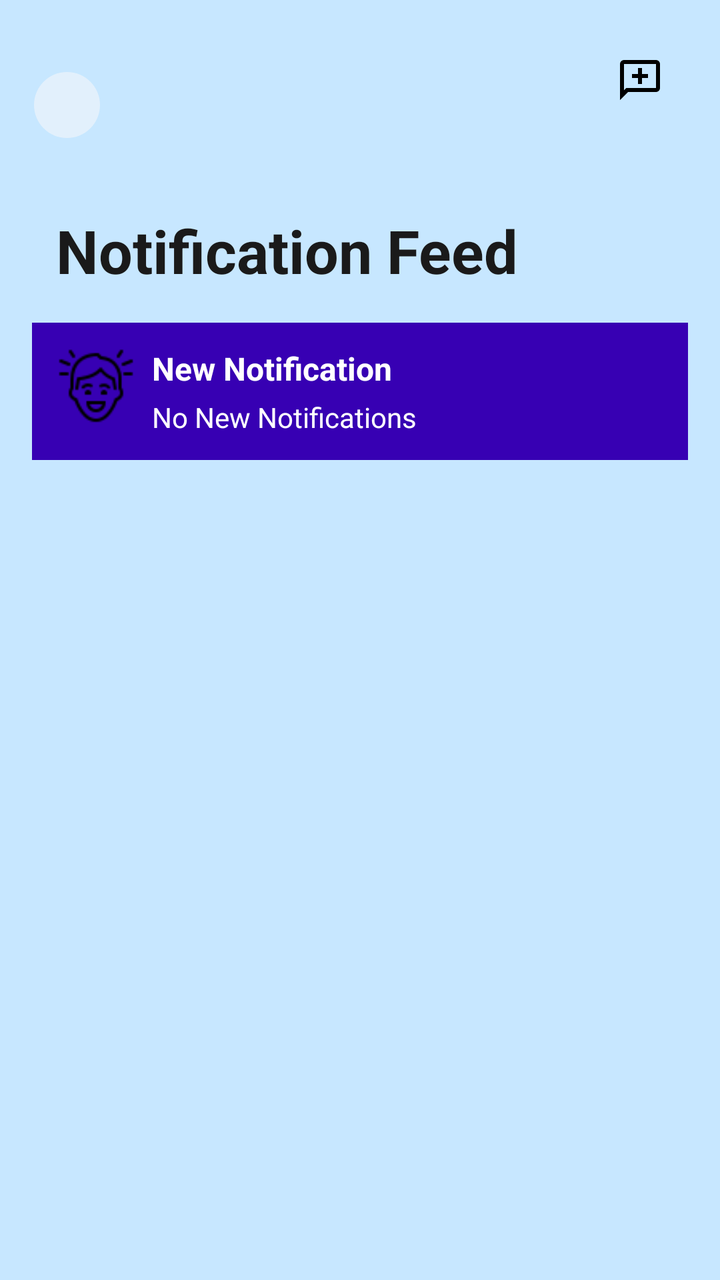
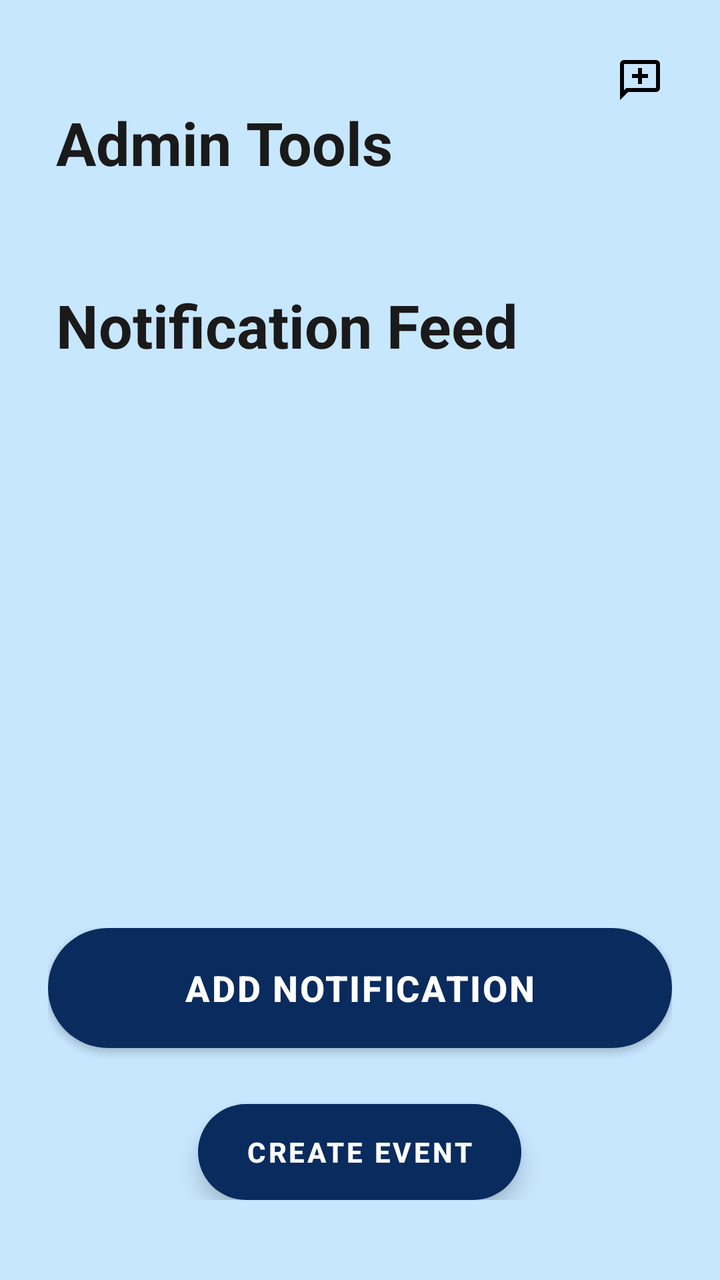

Compare the two renders of this Android layout. The source of the first and the diff that turns it into the second are given below.
<!-- AndroidManifest.xml: application theme Theme.NurtureNest -->
<!-- res/layout/fragment_admin_dashboard.xml -->
<androidx.constraintlayout.widget.ConstraintLayout
    xmlns:android="http://schemas.android.com/apk/res/android"
    xmlns:app="http://schemas.android.com/apk/res-auto"
    xmlns:tools="http://schemas.android.com/tools"
    android:layout_width="match_parent"
    android:layout_height="match_parent"
    android:background="?attr/colorBackground"
    tools:context=".fragments.AdminDashboardFragment">

    
    <androidx.constraintlayout.widget.ConstraintLayout
        android:id="@+id/main_content"
        android:layout_width="0dp"
        android:layout_height="0dp"
        app:layout_constraintTop_toTopOf="parent"
        app:layout_constraintBottom_toBottomOf="parent"
        app:layout_constraintStart_toStartOf="parent"
        app:layout_constraintEnd_toEndOf="parent">

        
        <View
            android:id="@+id/ellipse3"
            android:layout_width="33dp"
            android:layout_height="33dp"
            android:background="@drawable/circle_shape"
            app:layout_constraintStart_toStartOf="parent"
            app:layout_constraintTop_toTopOf="parent"
            android:layout_marginStart="17dp"
            android:layout_marginTop="36dp"/>

        

        <ImageButton
            android:id="@+id/btnChat"
            android:layout_width="48dp"
            android:layout_height="48dp"
            android:background="?attr/selectableItemBackgroundBorderless"
            android:contentDescription="Chats"
            android:src="@drawable/ic_chat"
            app:layout_constraintTop_toTopOf="parent"
            app:layout_constraintEnd_toEndOf="parent"
            android:layout_marginTop="16dp"
            android:layout_marginEnd="16dp"/>

        <TextView
            android:id="@+id/notification_feed"
            android:layout_width="wrap_content"
            android:layout_height="wrap_content"
            android:text="Notification Feed"
            android:textSize="30sp"
            android:textStyle="bold"
            android:textColor="?attr/colorOnBackground"
            app:layout_constraintTop_toTopOf="parent"
            app:layout_constraintStart_toStartOf="parent"
            android:layout_marginTop="105dp"
            android:layout_marginStart="28dp"/>

        
        <androidx.constraintlayout.widget.ConstraintLayout
            android:id="@+id/notification_card"
            android:layout_width="0dp"
            android:layout_height="wrap_content"
            android:padding="12dp"
            android:background="?attr/colorPrimaryVariant"
            app:layout_constraintTop_toBottomOf="@id/notification_feed"
            app:layout_constraintStart_toStartOf="parent"
            app:layout_constraintEnd_toEndOf="parent"
            android:layout_marginTop="16dp"
            android:layout_marginStart="16dp"
            android:layout_marginEnd="16dp">

            <ImageView
                android:id="@+id/user_icon"
                android:layout_width="40dp"
                android:layout_height="40dp"
                android:scaleType="centerCrop"
                android:src="@drawable/ic_user"
                app:layout_constraintStart_toStartOf="parent"
                app:layout_constraintTop_toTopOf="parent"/>

            <TextView
                android:id="@+id/notification_title"
                android:layout_width="0dp"
                android:layout_height="wrap_content"
                android:text="New Notification"
                android:textStyle="bold"
                android:textSize="16sp"
                android:textColor="?attr/colorOnPrimary"
                app:layout_constraintStart_toEndOf="@id/user_icon"
                app:layout_constraintTop_toTopOf="@id/user_icon"
                app:layout_constraintEnd_toEndOf="parent"
                android:layout_marginStart="8dp"/>

            <TextView
                android:id="@+id/notification_message"
                android:layout_width="0dp"
                android:layout_height="wrap_content"
                android:text="No New Notifications"
                android:textSize="14sp"
                android:textColor="?attr/colorOnPrimary"
                app:layout_constraintStart_toStartOf="@id/notification_title"
                app:layout_constraintTop_toBottomOf="@id/notification_title"
                app:layout_constraintEnd_toEndOf="parent"
                android:layout_marginTop="4dp"/>


        </androidx.constraintlayout.widget.ConstraintLayout>

        
        <ImageView
            android:id="@+id/screenshot"
            android:layout_width="0dp"
            android:layout_height="0dp"
            android:scaleType="centerCrop"
            android:src="@drawable/screenshot20250509png"
            app:layout_constraintTop_toBottomOf="@id/notification_card"
            app:layout_constraintBottom_toBottomOf="parent"
            app:layout_constraintStart_toStartOf="parent"
            app:layout_constraintEnd_toEndOf="parent"
            android:layout_marginTop="16dp"
            android:layout_marginBottom="16dp"/>

    </androidx.constraintlayout.widget.ConstraintLayout>

</androidx.constraintlayout.widget.ConstraintLayout>
<!-- resources referenced by this layout -->
<resources>
  <!-- drawable circle_shape (drawable) -->
  <shape xmlns:android="http://schemas.android.com/apk/res/android"
      android:shape="oval">
      <solid android:color="#80FDF9F9"/>
  </shape>
  <!-- drawable ic_chat (drawable) -->
  <vector xmlns:android="http://schemas.android.com/apk/res/android" android:height="24dp" android:tint="#000000" android:viewportHeight="960" android:viewportWidth="960" android:width="24dp">
        
      <path android:fillColor="@android:color/white" android:pathData="M440,560L520,560L520,440L640,440L640,360L520,360L520,240L440,240L440,360L320,360L320,440L440,440L440,560ZM80,880L80,160Q80,127 103.5,103.5Q127,80 160,80L800,80Q833,80 856.5,103.5Q880,127 880,160L880,640Q880,673 856.5,696.5Q833,720 800,720L240,720L80,880ZM206,640L800,640Q800,640 800,640Q800,640 800,640L800,160Q800,160 800,160Q800,160 800,160L160,160Q160,160 160,160Q160,160 160,160L160,685L206,640ZM160,640L160,640L160,160Q160,160 160,160Q160,160 160,160L160,160Q160,160 160,160Q160,160 160,160L160,640Q160,640 160,640Q160,640 160,640Z"/>
      
  </vector>
  <!-- drawable ic_user: png bitmap (drawable, 1332 bytes) -->
  <!-- drawable screenshot20250509png (drawable) -->
  <?xml version="1.0" encoding="utf-8"?>
  <selector xmlns:android="http://schemas.android.com/apk/res/android">
  
  </selector>
  <style name="Theme.NurtureNest" parent="Theme.MaterialComponents.DayNight.NoActionBar">
          <item name="colorPrimary">#0A2B5D</item>
          <item name="colorOnPrimary">#FFFFFF</item>
          <item name="colorSurface">#000000</item>
          <item name="colorOnSurface">#FFFFFF</item>
          <item name="colorBackground">#C7E7FF</item>
          <item name="colorOnBackground">#1A1A1A</item>
          <item name="android:windowBackground">#C7E7FF</item>
      </style>
</resources>

<!-- the commit's change to res/layout/fragment_admin_dashboard.xml (unified diff, before → after) -->
@@ -1,125 +1,107 @@
-<androidx.constraintlayout.widget.ConstraintLayout
+<LinearLayout
     xmlns:android="http://schemas.android.com/apk/res/android"
     xmlns:app="http://schemas.android.com/apk/res-auto"
     xmlns:tools="http://schemas.android.com/tools"
     android:layout_width="match_parent"
     android:layout_height="match_parent"
+    android:orientation="vertical"
     android:background="?attr/colorBackground"
     tools:context=".fragments.AdminDashboardFragment">
 
     
-    <androidx.constraintlayout.widget.ConstraintLayout
-        android:id="@+id/main_content"
-        android:layout_width="0dp"
-        android:layout_height="0dp"
-        app:layout_constraintTop_toTopOf="parent"
-        app:layout_constraintBottom_toBottomOf="parent"
-        app:layout_constraintStart_toStartOf="parent"
-        app:layout_constraintEnd_toEndOf="parent">
+    <RelativeLayout
+        android:layout_width="match_parent"
+        android:layout_height="wrap_content"
+        android:paddingTop="16dp"
+        android:paddingBottom="16dp">
+
+        <TextView
+            android:id="@+id/AdminDashTitle"
+            android:layout_width="wrap_content"
+            android:layout_height="wrap_content"
+            android:layout_marginStart="28dp"
+            android:layout_marginTop="35dp"
+            android:text="Admin Tools"
+            android:textSize="30sp"
+            android:textStyle="bold"
+            android:textColor="?attr/colorOnBackground" />
 
         
-        <View
-            android:id="@+id/ellipse3"
-            android:layout_width="33dp"
-            android:layout_height="33dp"
-            android:background="@drawable/circle_shape"
-            app:layout_constraintStart_toStartOf="parent"
-            app:layout_constraintTop_toTopOf="parent"
-            android:layout_marginStart="17dp"
-            android:layout_marginTop="36dp"/>
-
-        
-
         <ImageButton
             android:id="@+id/btnChat"
             android:layout_width="48dp"
             android:layout_height="48dp"
+            android:layout_alignParentEnd="true"
+            android:layout_marginEnd="16dp"
             android:background="?attr/selectableItemBackgroundBorderless"
             android:contentDescription="Chats"
-            android:src="@drawable/ic_chat"
-            app:layout_constraintTop_toTopOf="parent"
-            app:layout_constraintEnd_toEndOf="parent"
-            android:layout_marginTop="16dp"
-            android:layout_marginEnd="16dp"/>
+            android:src="@drawable/ic_chat" />
 
-        <TextView
-            android:id="@+id/notification_feed"
+    </RelativeLayout>
+
+    
+    <TextView
+        android:id="@+id/notification_feed"
+        android:layout_width="wrap_content"
+        android:layout_height="wrap_content"
+        android:layout_marginStart="28dp"
+        android:layout_marginTop="35dp"
+        android:text="Notification Feed"
+        android:textSize="30sp"
+        android:textStyle="bold"
+        android:textColor="?attr/colorOnBackground" />
+
+    
+    <androidx.recyclerview.widget.RecyclerView
+        android:id="@+id/rvAnnouncements"
+        android:layout_width="match_parent"
+        android:layout_height="0dp"
+        android:layout_weight="1"
+        android:layout_marginTop="16dp"
+        android:paddingStart="16dp"
+        android:paddingEnd="16dp"
+        android:clipToPadding="false" />
+
+    
+    <LinearLayout
+        android:layout_width="match_parent"
+        android:layout_height="wrap_content"
+        android:orientation="vertical"
+        android:gravity="center"
+        android:padding="24dp"
+        android:layout_marginBottom="16dp">
+
+        
+        <Button
+            android:id="@+id/btnAddNotification"
+            android:layout_width="match_parent"
+            android:layout_height="60dp"
+            android:layout_marginBottom="20dp"
+            android:background="@drawable/rounded_button"
+            android:elevation="6dp"
+            android:text="Add Notification"
+            android:textColor="?attr/colorOnPrimary"
+            android:textSize="18sp"
+            android:textStyle="bold"
+            android:letterSpacing="0.05"
+            android:fontFamily="sans-serif-medium" />
+
+        
+        <com.google.android.material.floatingactionbutton.ExtendedFloatingActionButton
+            android:id="@+id/fabCreateEvent"
             android:layout_width="wrap_content"
             android:layout_height="wrap_content"
-            android:text="Notification Feed"
-            android:textSize="30sp"
+            android:layout_gravity="center"
+            android:layout_marginTop="8dp"
+            android:icon="@drawable/ic_link_add"
+            android:text="Create Event"
+            android:textColor="?attr/colorOnPrimary"
             android:textStyle="bold"
-            android:textColor="?attr/colorOnBackground"
-            app:layout_constraintTop_toTopOf="parent"
-            app:layout_constraintStart_toStartOf="parent"
-            android:layout_marginTop="105dp"
-            android:layout_marginStart="28dp"/>
+            android:elevation="8dp"
+            android:paddingHorizontal="24dp"
+            app:iconTint="?attr/colorOnPrimary"
+            app:backgroundTint="?attr/colorPrimary" />
 
-        
-        <androidx.constraintlayout.widget.ConstraintLayout
-            android:id="@+id/notification_card"
-            android:layout_width="0dp"
-            android:layout_height="wrap_content"
-            android:padding="12dp"
-            android:background="?attr/colorPrimaryVariant"
-            app:layout_constraintTop_toBottomOf="@id/notification_feed"
-            app:layout_constraintStart_toStartOf="parent"
-            app:layout_constraintEnd_toEndOf="parent"
-            android:layout_marginTop="16dp"
-            android:layout_marginStart="16dp"
-            android:layout_marginEnd="16dp">
+    </LinearLayout>
 
-            <ImageView
-                android:id="@+id/user_icon"
-                android:layout_width="40dp"
-                android:layout_height="40dp"
-                android:scaleType="centerCrop"
-                android:src="@drawable/ic_user"
-                app:layout_constraintStart_toStartOf="parent"
-                app:layout_constraintTop_toTopOf="parent"/>
-
-            <TextView
-                android:id="@+id/notification_title"
-                android:layout_width="0dp"
-                android:layout_height="wrap_content"
-                android:text="New Notification"
-                android:textStyle="bold"
-                android:textSize="16sp"
-                android:textColor="?attr/colorOnPrimary"
-                app:layout_constraintStart_toEndOf="@id/user_icon"
-                app:layout_constraintTop_toTopOf="@id/user_icon"
-                app:layout_constraintEnd_toEndOf="parent"
-                android:layout_marginStart="8dp"/>
-
-            <TextView
-                android:id="@+id/notification_message"
-                android:layout_width="0dp"
-                android:layout_height="wrap_content"
-                android:text="No New Notifications"
-                android:textSize="14sp"
-                android:textColor="?attr/colorOnPrimary"
-                app:layout_constraintStart_toStartOf="@id/notification_title"
-                app:layout_constraintTop_toBottomOf="@id/notification_title"
-                app:layout_constraintEnd_toEndOf="parent"
-                android:layout_marginTop="4dp"/>
-
-
-        </androidx.constraintlayout.widget.ConstraintLayout>
-
-        
-        <ImageView
-            android:id="@+id/screenshot"
-            android:layout_width="0dp"
-            android:layout_height="0dp"
-            android:scaleType="centerCrop"
-            android:src="@drawable/screenshot20250509png"
-            app:layout_constraintTop_toBottomOf="@id/notification_card"
-            app:layout_constraintBottom_toBottomOf="parent"
-            app:layout_constraintStart_toStartOf="parent"
-            app:layout_constraintEnd_toEndOf="parent"
-            android:layout_marginTop="16dp"
-            android:layout_marginBottom="16dp"/>
-
-    </androidx.constraintlayout.widget.ConstraintLayout>
-
-</androidx.constraintlayout.widget.ConstraintLayout>
+</LinearLayout>
<!-- resource entries referenced after the edit -->
@@ -1,22 +1,22 @@
 <!-- resources referenced by this layout -->
 <resources>
-  <!-- drawable circle_shape (drawable) -->
-  <shape xmlns:android="http://schemas.android.com/apk/res/android"
-      android:shape="oval">
-      <solid android:color="#80FDF9F9"/>
-  </shape>
   <!-- drawable ic_chat (drawable) -->
   <vector xmlns:android="http://schemas.android.com/apk/res/android" android:height="24dp" android:tint="#000000" android:viewportHeight="960" android:viewportWidth="960" android:width="24dp">
         
       <path android:fillColor="@android:color/white" android:pathData="M440,560L520,560L520,440L640,440L640,360L520,360L520,240L440,240L440,360L320,360L320,440L440,440L440,560ZM80,880L80,160Q80,127 103.5,103.5Q127,80 160,80L800,80Q833,80 856.5,103.5Q880,127 880,160L880,640Q880,673 856.5,696.5Q833,720 800,720L240,720L80,880ZM206,640L800,640Q800,640 800,640Q800,640 800,640L800,160Q800,160 800,160Q800,160 800,160L160,160Q160,160 160,160Q160,160 160,160L160,685L206,640ZM160,640L160,640L160,160Q160,160 160,160Q160,160 160,160L160,160Q160,160 160,160Q160,160 160,160L160,640Q160,640 160,640Q160,640 160,640Z"/>
       
   </vector>
-  <!-- drawable ic_user: png bitmap (drawable, 1332 bytes) -->
-  <!-- drawable screenshot20250509png (drawable) -->
-  <?xml version="1.0" encoding="utf-8"?>
-  <selector xmlns:android="http://schemas.android.com/apk/res/android">
-  
-  </selector>
+  <!-- drawable ic_link_add (drawable) -->
+  <vector xmlns:android="http://schemas.android.com/apk/res/android" android:height="24dp" android:tint="#000000" android:viewportHeight="24" android:viewportWidth="24" android:width="24dp">
+        
+      <path android:fillColor="@android:color/white" android:pathData="M19,13h-6v6h-2v-6H5v-2h6V5h2v6h6v2z"/>
+      
+  </vector>
+  <!-- drawable rounded_button (drawable) -->
+  <shape xmlns:android="http://schemas.android.com/apk/res/android" android:shape="rectangle">
+      <solid android:color="#052659"/>
+      <corners android:radius="30dp"/>
+  </shape>
   <style name="Theme.NurtureNest" parent="Theme.MaterialComponents.DayNight.NoActionBar">
           <item name="colorPrimary">#0A2B5D</item>
           <item name="colorOnPrimary">#FFFFFF</item>
